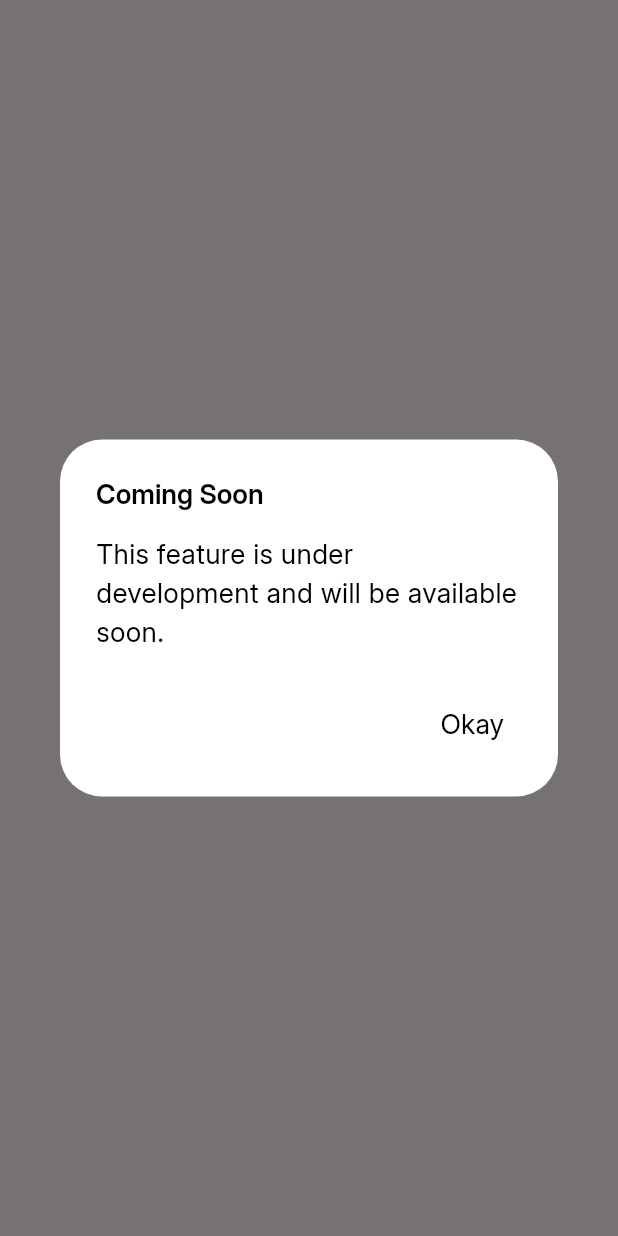
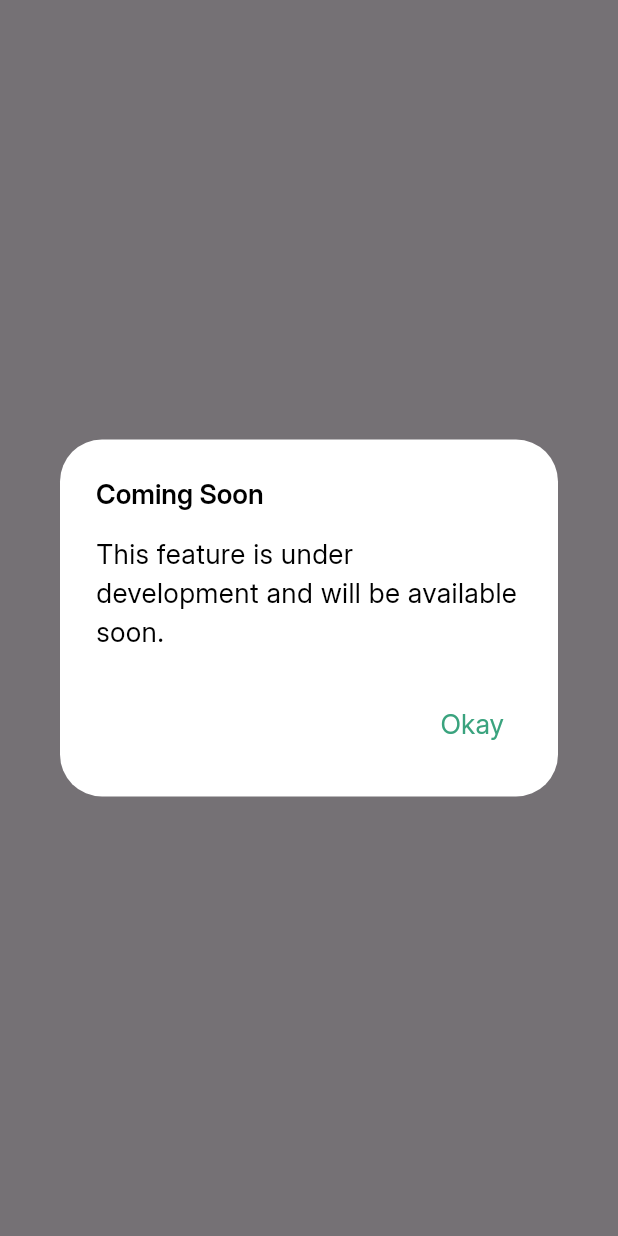
Before and after one commit to obialohenry/galleria, a Flutter app: what comingSoonDialog() shows on an empty page, opened directly, on a phone screen of 412 x 824 dp. Run offline on Flutter 3.47's test engine with Material 3 defaults, Android fonts, the phone set to English and light mode, and no system bars; our stand-ins replace camera, flutter_riverpod, geocoding, geolocator, hive; missing offline and left inert: gallery_saver_plus, photo_manager; accounts and stored records are empty.

Commit message:
style(Alert): action text color change

```diff
--- a/lib/utils/alert.dart
+++ b/lib/utils/alert.dart
@@ -16,7 +16,7 @@ void comingSoonDialog(BuildContext context) {
           TextButton(
             onPressed: () => Navigator.pop(context),
             child: AppText(
-         text: AppStrings.okay,color: AppColors.kContentAlert,
+         text: AppStrings.okay, color: AppColors.kSuccess,
         ),
           ),
         ],
```
